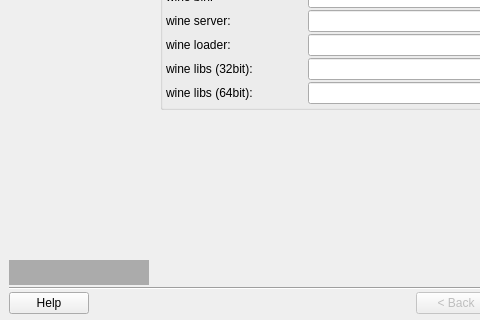
Before: the Qt Designer form src/q4wine-gui/uis/Wizard.ui in brezerk/q4wine, drawn with Qt 5; both pictures show x 0 to 480 and y 118 to 438 of the 677 by 438 pixel window.
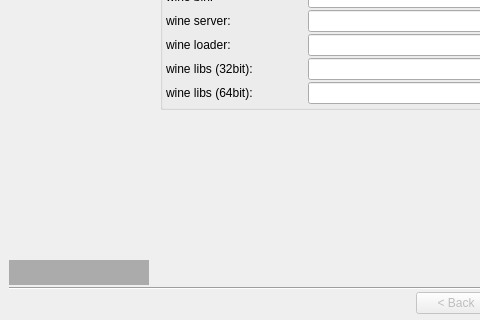
After: the same form once the commit is applied. Icons and pictures are not drawn.

What changed in the file:
```diff
--- a/src/q4wine-gui/uis/Wizard.ui
+++ b/src/q4wine-gui/uis/Wizard.ui
@@ -2077,13 +2077,6 @@
          <property name="margin">
           <number>0</number>
          </property>
-         <item>
-          <widget class="QPushButton" name="cmdHelp">
-           <property name="text">
-            <string>Help</string>
-           </property>
-          </widget>
-         </item>
          <item>
           <spacer>
            <property name="orientation">
```
